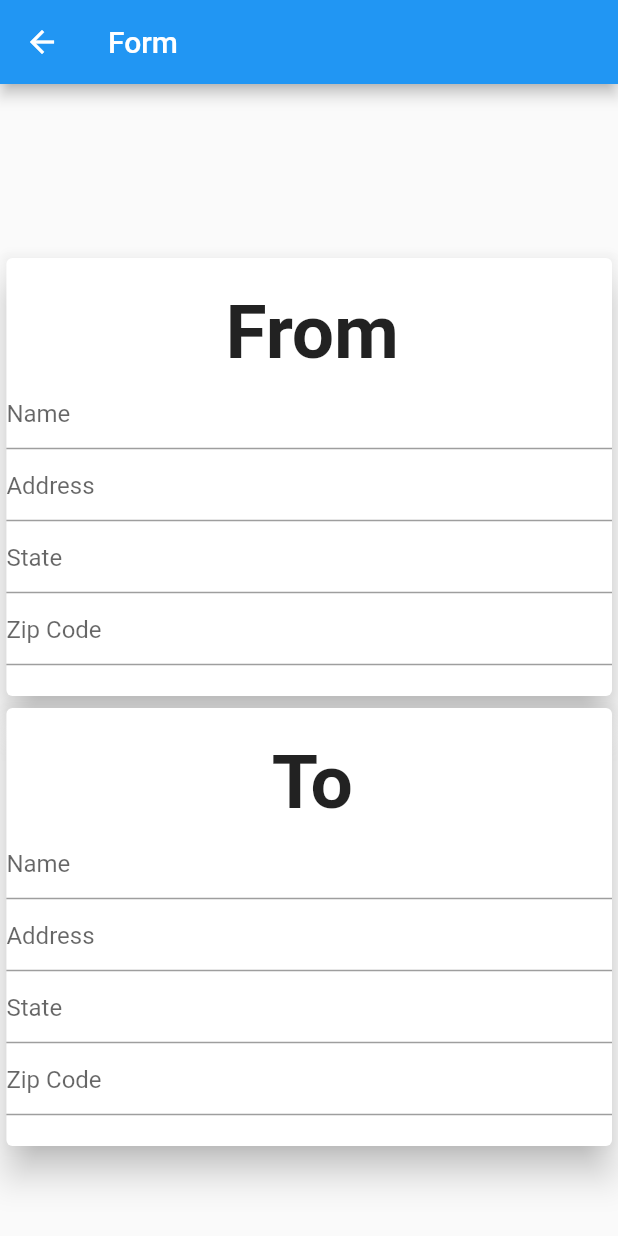
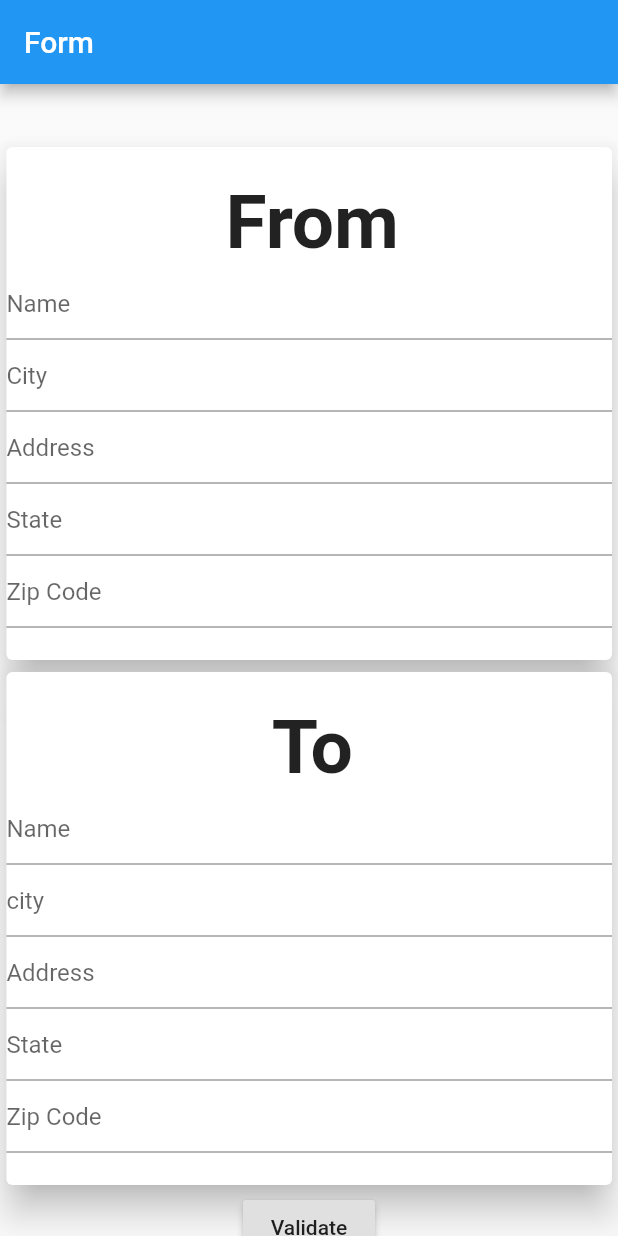
Before and after one commit to bismatariq98/shippingapp, a Flutter app: the SecondScreen screen opened directly, on a phone screen of 412 x 824 dp. Run offline on Flutter 3.47's test engine with Material 2 defaults, Android fonts, the phone set to English and light mode, and no system bars; our stand-ins replace get; missing offline and left inert: xml2json; network calls fail.

Commit message:
address is validate"

```diff
--- a/shipping/lib/Screens/FirstScreen.dart
+++ b/shipping/lib/Screens/FirstScreen.dart
@@ -1,4 +1,3 @@
-import 'package:shipping/main.dart';
 import 'package:flutter/material.dart';
 import 'package:shipping/Widgets/List.dart';
 
--- a/shipping/lib/Screens/SecondScreen.dart
+++ b/shipping/lib/Screens/SecondScreen.dart
@@ -1,5 +1,7 @@
-import 'package:shipping/main.dart';
 import 'package:flutter/material.dart';
+import 'package:get/get.dart';
+import 'package:shipping/Screens/third_screen.dart';
+import 'package:shipping/controller/api_controller.dart';
 
 class SecondScreen extends StatefulWidget {
   @override
@@ -7,13 +9,20 @@ class SecondScreen extends StatefulWidget {
 }
 
 class _SecondScreenState extends State<SecondScreen> {
+  TextEditingController _nameFrom = TextEditingController();
+  TextEditingController _addressFrom = TextEditingController();
+  TextEditingController _cityFrom = TextEditingController();
+  TextEditingController _zipCodeFrom = TextEditingController();
+  TextEditingController _stateFrom = TextEditingController();
+  TextEditingController _nameTo = TextEditingController();
+  TextEditingController _addressTo = TextEditingController();
+  TextEditingController _cityTo = TextEditingController();
+  TextEditingController _zipCodeTo = TextEditingController();
+  TextEditingController _stateTo = TextEditingController();
+
   @override
   Widget build(BuildContext context) {
-    TextEditingController _nameFrom = TextEditingController();
-    TextEditingController _addressFrom = TextEditingController();
-    TextEditingController _cityFrom = TextEditingController();
-    TextEditingController _zipCodeFrom = TextEditingController();
-    TextEditingController _stateFrom = TextEditingController();
+    ApiController api = Get.put(ApiController());
     double widthStep = MediaQuery.of(context).size.width;
     double heightStep = MediaQuery.of(context).size.height;
     return Scaffold(
@@ -31,7 +40,7 @@ class _SecondScreenState extends State<SecondScreen> {
                 Padding(
                   padding: EdgeInsets.only(left: heightStep / 3000),
                   child: Container(
-                    height: 300,
+                    height: 350,
                     width: 450,
                     child: Card(
                       elevation: 10.0,
@@ -57,12 +66,22 @@ class _SecondScreenState extends State<SecondScreen> {
                               return null;
                             },
                           ),
+                          TextFormField(
+                            decoration: InputDecoration(hintText: "City"),
+                            controller: _cityFrom,
+                            validator: (String value) {
+                              if (value.isEmpty) {
+                                return 'City';
+                              }
+                              return null;
+                            },
+                          ),
                           // SizedBox(
                           //   height: 30,
                           // ),
                           TextFormField(
                             decoration: InputDecoration(hintText: "Address"),
-                            controller: _nameFrom,
+                            controller: _addressFrom,
                             validator: (String value) {
                               if (value.isEmpty) {
                                 return 'Address';
@@ -72,7 +91,7 @@ class _SecondScreenState extends State<SecondScreen> {
                           ),
                           TextFormField(
                             decoration: InputDecoration(hintText: "State"),
-                            controller: _nameFrom,
+                            controller: _stateFrom,
                             validator: (String value) {
                               if (value.isEmpty) {
                                 return 'State';
@@ -82,7 +101,7 @@ class _SecondScreenState extends State<SecondScreen> {
                           ),
                           TextFormField(
                             decoration: InputDecoration(hintText: "Zip Code"),
-                            controller: _nameFrom,
+                            controller: _zipCodeFrom,
                             validator: (String value) {
                               if (value.isEmpty) {
                                 return 'Zip Code';
@@ -98,7 +117,7 @@ class _SecondScreenState extends State<SecondScreen> {
                 Padding(
                   padding: EdgeInsets.only(left: heightStep / 3000),
                   child: Container(
-                    height: 300,
+                    height: 350,
                     width: 450,
                     child: Card(
                       elevation: 10.0,
@@ -116,7 +135,7 @@ class _SecondScreenState extends State<SecondScreen> {
                           ),
                           TextFormField(
                             decoration: InputDecoration(hintText: "Name"),
-                            controller: _nameFrom,
+                            controller: _nameTo,
                             validator: (String value) {
                               if (value.isEmpty) {
                                 return 'Name';
@@ -128,8 +147,18 @@ class _SecondScreenState extends State<SecondScreen> {
                           //   height: 30,
                           // ),
                           TextFormField(
+                            decoration: InputDecoration(hintText: "city"),
+                            controller: _cityTo,
+                            validator: (String value) {
+                              if (value.isEmpty) {
+                                return 'City';
+                              }
+                              return null;
+                            },
+                          ),
+                          TextFormField(
                             decoration: InputDecoration(hintText: "Address"),
-                            controller: _nameFrom,
+                            controller: _addressTo,
                             validator: (String value) {
                               if (value.isEmpty) {
                                 return 'Address';
@@ -139,7 +168,7 @@ class _SecondScreenState extends State<SecondScreen> {
                           ),
                           TextFormField(
                             decoration: InputDecoration(hintText: "State"),
-                            controller: _nameFrom,
+                            controller: _stateTo,
                             validator: (String value) {
                               if (value.isEmpty) {
                                 return 'State';
@@ -149,7 +178,7 @@ class _SecondScreenState extends State<SecondScreen> {
                           ),
                           TextFormField(
                             decoration: InputDecoration(hintText: "Zip Code"),
-                            controller: _nameFrom,
+                            controller: _zipCodeTo,
                             validator: (String value) {
                               if (value.isEmpty) {
                                 return 'Zip Code';
@@ -162,6 +191,19 @@ class _SecondScreenState extends State<SecondScreen> {
                     ),
                   ),
                 ),
+                RaisedButton(
+                  onPressed: () {
+                    //code here
+                    api
+                        .fetchAddress(
+                            address: _addressFrom.text,
+                            city: _cityFrom.text,
+                            state: _stateFrom.text,
+                            zipCode: _zipCodeFrom.text)
+                        .then((value) => Get.to(ThirdScreen()));
+                  },
+                  child: Text("Validate"),
+                )
               ],
             ),
           ),
--- /dev/null
+++ b/shipping/lib/controller/api_controller.dart
@@ -0,0 +1,63 @@
+import 'dart:convert';
+
+import 'package:get/get.dart';
+import 'package:http/http.dart' as http;
+import 'package:xml2json/xml2json.dart';
+
+class ApiController extends GetxController {
+  String resCity = "";
+  String resState = "";
+  String resAddress = "";
+  String resZipCode4 = "";
+  String resZipCode5 = "";
+  String resText = "";
+  //
+  String httplink =
+      "https://secure.shippingapis.com/ShippingAPI.dll?API=Verify&XML=";
+  String userId = "727LOCKE1033";
+  // String url =
+  //     """<AddressValidateRequest USERID="727LOCKE1033"><Revision>1</Revision><Address ID="0"><Address1>SUITE K</Address1><Address2>29851 Aventura</Address2><City/><State>CA</State><Zip5>92688</Zip5><Zip4/></Address></AddressValidateRequest>""";
+
+  Future fetchAddress(
+      {String city, String address, String state, String zipCode}) async {
+    String requestedUrl = """<AddressValidateRequest USERID="$userId"><Address
+ID="0"><Address1>$address</Address1>
+<Address2></Address2><City>$city</City><State>$state</State><Zip5>$zipCode</Zip5><Zip4></Zip4></Address></AddressValidateRequest>""";
+    try {
+      final http.Response response = await http.get("$httplink$requestedUrl");
+      // print('Response body: ${response.body}');
+      // var body = json.decode(response.body);
+      // print(json.decode(response.body));
+      Xml2Json xml2json = new Xml2Json();
+
+      xml2json.parse(response.body);
+      var json =
+          xml2json.toParker(); // the only method that worked for my XML type.
+
+      print(json);
+      var responsejson = jsonDecode(json);
+      print(responsejson);
+
+      resCity =
+          responsejson['AddressValidateResponse']['Address']['City'].toString();
+      resAddress = responsejson['AddressValidateResponse']['Address']
+              ['Address2']
+          .toString();
+      resState = responsejson['AddressValidateResponse']['Address']['State']
+          .toString();
+      resZipCode5 =
+          responsejson['AddressValidateResponse']['Address']['Zip5'].toString();
+      resZipCode4 =
+          responsejson['AddressValidateResponse']['Address']['Zip4'].toString();
+      resText = responsejson['AddressValidateResponse']['Address']['ReturnText']
+          .toString();
+      print(
+          "city:---${responsejson['AddressValidateResponse']['Address']['City']}");
+      print("http request call");
+      update();
+      // print(response);
+    } catch (e) {
+      print(e);
+    }
+  }
+}
--- a/shipping/pubspec.yaml
+++ b/shipping/pubspec.yaml
@@ -28,6 +28,9 @@ dependencies:
   # The following adds the Cupertino Icons font to your application.
   # Use with the CupertinoIcons class for iOS style icons.
   cupertino_icons: ^1.0.0
+  get: ^3.23.1
+  xml2json: ^4.4.0
+  http: ^0.12.2
 
 dev_dependencies:
   flutter_test:
```
Also changed, not shown: shipping/lib/Screens/third_screen.dart (added, +34 -0 lines), shipping/lib/main.dart (+4 -3 lines), shipping/pubspec.lock.
